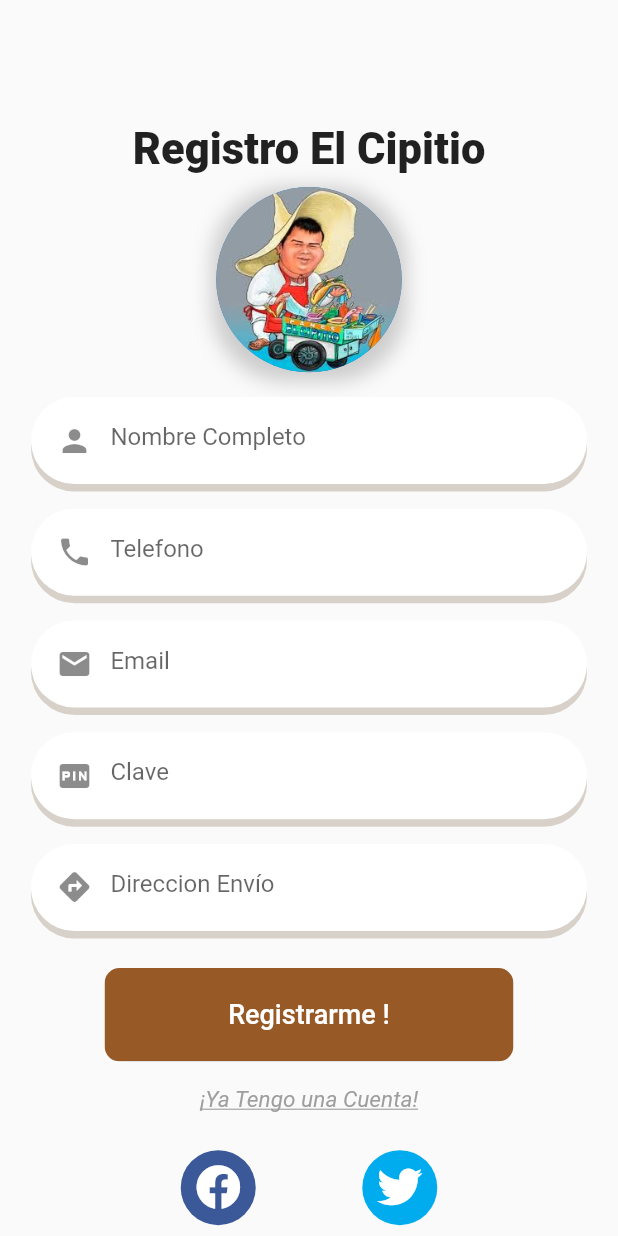
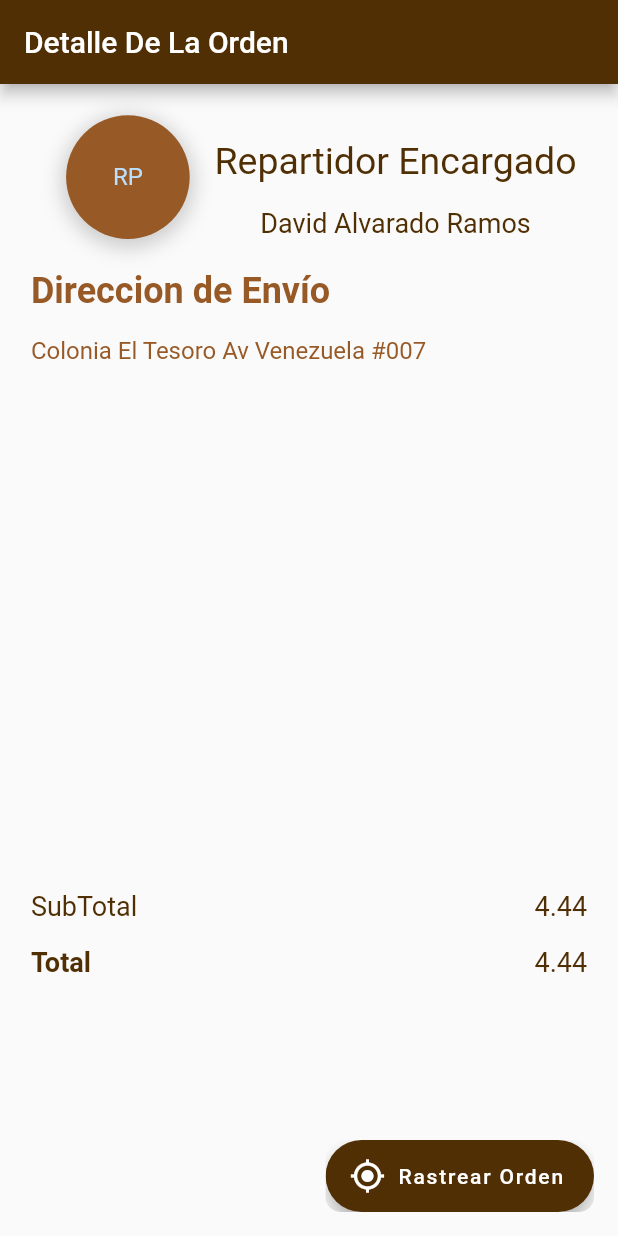
Before and after one commit to Art3Aga/DeliveryApp-Cipitio, a Flutter app: the screen it shows after launch, on a phone screen of 412 x 824 dp. Run offline on Flutter 3.47's test engine with Material 2 defaults, Android fonts, the light colour scheme and no system bars; our stand-ins replace animate_do, dio, flutter_swiper, font_awesome_flutter, geolocator, google_maps_flutter and 4 more; missing offline and left inert: sweetalert; accounts and stored records are empty.

Commit message:
Se agrego la vista de procesar orden o detalle orden xd

```diff
--- a/lib/main.dart
+++ b/lib/main.dart
@@ -4,6 +4,7 @@ import 'package:deliveryapplicacion/vistas/acceso_gps_page.dart';
 import 'package:deliveryapplicacion/vistas/loading_page.dart';
 import 'package:deliveryapplicacion/vistas/login_page.dart';
 import 'package:deliveryapplicacion/vistas/mapa_add_direccion_page.dart';
+import 'package:deliveryapplicacion/vistas/procesar_orden_page.dart';
 import 'package:deliveryapplicacion/vistas/promociones_detalle_page.dart';
 import 'package:deliveryapplicacion/vistas/tabs_page.dart';
 import 'package:deliveryapplicacion/vistas/registro_page.dart';
@@ -28,7 +29,7 @@ class MyApp extends StatelessWidget {
       theme: ThemeData(primaryColor: Recursos().colorPrimario),
       debugShowCheckedModeBanner: false,
       title: 'Delivery Cipitio',
-      initialRoute: storage.emailStorage == '' ? 'registro' : 'loading',
+      initialRoute: storage.emailStorage == '' ? 'procesar' : 'loading',
       routes: {
         'home': (context) => TabsPage(),
         'registro': (context) => RegistroPage(),
@@ -37,7 +38,8 @@ class MyApp extends StatelessWidget {
         'perfil': (context) => PerfilPage(),
         'acceso_gps': (context) => AccessoGpsPage(),
         'promocion_detalle': (context) => PromocionesDetalle(),
-        'loading': (context) => LoadingPage()
+        'loading': (context) => LoadingPage(),
+        'procesar': (context) => ProcesarOrden()
       },
     );
   }
--- /dev/null
+++ b/lib/vistas/procesar_orden_page.dart
@@ -0,0 +1,179 @@
+import 'package:deliveryapplicacion/controladores/clientes_controller.dart';
+import 'package:deliveryapplicacion/modelos/direccion_model.dart';
+import 'package:deliveryapplicacion/servicios/shared_preferences.dart';
+import 'package:flutter/cupertino.dart';
+import 'package:flutter/material.dart';
+import 'package:deliveryapplicacion/recursos/recursos.dart';
+import 'package:deliveryapplicacion/vistas/mapa_add_direccion_page.dart';
+
+// ignore: must_be_immutable
+class ProcesarOrden extends StatelessWidget {
+  TextEditingController _passwordController = new TextEditingController();
+  TextEditingController _passwordConfirmarController =
+      new TextEditingController();
+  final _clientesController = new ClientesController();
+  final _storage = new StorageCliente();
+
+  @override
+  Widget build(BuildContext context) {
+    final size = MediaQuery.of(context).size;
+
+    return Scaffold(
+      appBar: AppBar(title: Text('Detalle De La Orden')),
+      body: Container(
+        margin: EdgeInsets.only(top: size.width * 0.05),
+        child: ListView(
+          children: [
+            _title2(size),
+            _title(size),
+            SizedBox(height: size.height * 0.4),
+            _subtotal(size),
+            SizedBox(height: size.height * 0.02),
+            _total(size)
+          ],
+        ),
+      ),
+      floatingActionButton: _botonAgregar(context),
+    );
+  }
+
+  Widget _title(Size size) {
+    return SafeArea(
+      child: Container(
+        padding: EdgeInsets.all(size.width * 0.05),
+        child: Column(
+          crossAxisAlignment: CrossAxisAlignment.start,
+          children: <Widget>[
+            Text('Direccion de Envío',
+                style: TextStyle(
+                    color: Recursos().colorTerciario,
+                    fontSize: 24.0,
+                    fontWeight: FontWeight.bold)),
+            SizedBox(height: size.height * 0.02),
+            Text('Colonia El Tesoro Av Venezuela #007',
+                style: TextStyle(
+                    color: Recursos().colorTerciario, fontSize: 16.0)),
+          ],
+        ),
+      ),
+    );
+  }
+
+  Widget _subtotal(Size size) {
+    return Container(
+      margin:
+          EdgeInsets.only(left: size.width * 0.05, right: size.width * 0.05),
+      child: Row(
+        mainAxisAlignment: MainAxisAlignment.spaceBetween,
+        children: [
+          _subtotal_text(),
+          _subtotal_efectivo(),
+        ],
+      ),
+    );
+  }
+
+  Widget _total(Size size) {
+    return Container(
+      margin:
+          EdgeInsets.only(left: size.width * 0.05, right: size.width * 0.05),
+      child: Row(
+        mainAxisAlignment: MainAxisAlignment.spaceBetween,
+        children: [
+          _total_text(),
+          _total_efectivo(),
+        ],
+      ),
+    );
+  }
+
+  Widget _title2(Size size) {
+    return Row(
+      mainAxisAlignment: MainAxisAlignment.center,
+      children: [
+        SizedBox(width: size.height * 0.02),
+        _icono(size),
+        SizedBox(width: size.height * 0.02),
+        Column(
+          children: [
+            SizedBox(height: size.height * 0.02),
+            _saludo(),
+            SizedBox(height: size.height * 0.02),
+            _saludo2(),
+            //_body(size)
+          ],
+        ),
+      ],
+    );
+  }
+
+  Widget _botonAgregar(BuildContext context) {
+    return ClipRRect(
+      borderRadius: BorderRadius.circular(10),
+      child: FloatingActionButton.extended(
+        onPressed: () {
+          Navigator.push(
+              context,
+              MaterialPageRoute(
+                  builder: (context) => MapaAddDireccion(
+                      registrarDireccionEnDB: true, direccionActiva: false)));
+        },
+        label: Text("Rastrear Orden"),
+        icon: Icon(Icons.gps_fixed),
+        backgroundColor: Recursos().colorPrimario,
+      ),
+    );
+  }
+
+  Widget _icono(Size size) {
+    return Container(
+      decoration:
+          BoxDecoration(borderRadius: BorderRadius.circular(50), boxShadow: [
+        BoxShadow(
+          color: Colors.grey.withOpacity(0.5),
+          spreadRadius: 3,
+          blurRadius: 11,
+          offset: Offset(0, 3),
+        ),
+      ]),
+      child: CircleAvatar(
+        radius: size.width * 0.1,
+        backgroundColor: Recursos().colorTerciario,
+        child: Text("RP"),
+      ),
+    );
+  }
+
+  Widget _saludo() {
+    final style = TextStyle(fontSize: 25.0, color: Recursos().colorPrimario);
+    return Text('Repartidor Encargado', style: style);
+  }
+
+  Widget _saludo2() {
+    final style = TextStyle(fontSize: 18.0, color: Recursos().colorPrimario);
+    return Text('David Alvarado Ramos', style: style);
+  }
+
+  Widget _subtotal_text() {
+    final style = TextStyle(fontSize: 18.0, color: Recursos().colorPrimario);
+    return Text('SubTotal', style: style);
+  }
+
+  Widget _subtotal_efectivo() {
+    final style = TextStyle(fontSize: 18.0, color: Recursos().colorPrimario);
+    return Text('4.44', style: style);
+  }
+
+  Widget _total_text() {
+    final style = TextStyle(
+        fontSize: 18.0,
+        color: Recursos().colorPrimario,
+        fontWeight: FontWeight.bold);
+    return Text('Total', style: style);
+  }
+
+  Widget _total_efectivo() {
+    final style = TextStyle(fontSize: 18.0, color: Recursos().colorPrimario);
+    return Text('4.44', style: style);
+  }
+}
```
Also changed, not shown: lib/vistas/perfil_page.dart (+12 -14 lines).
